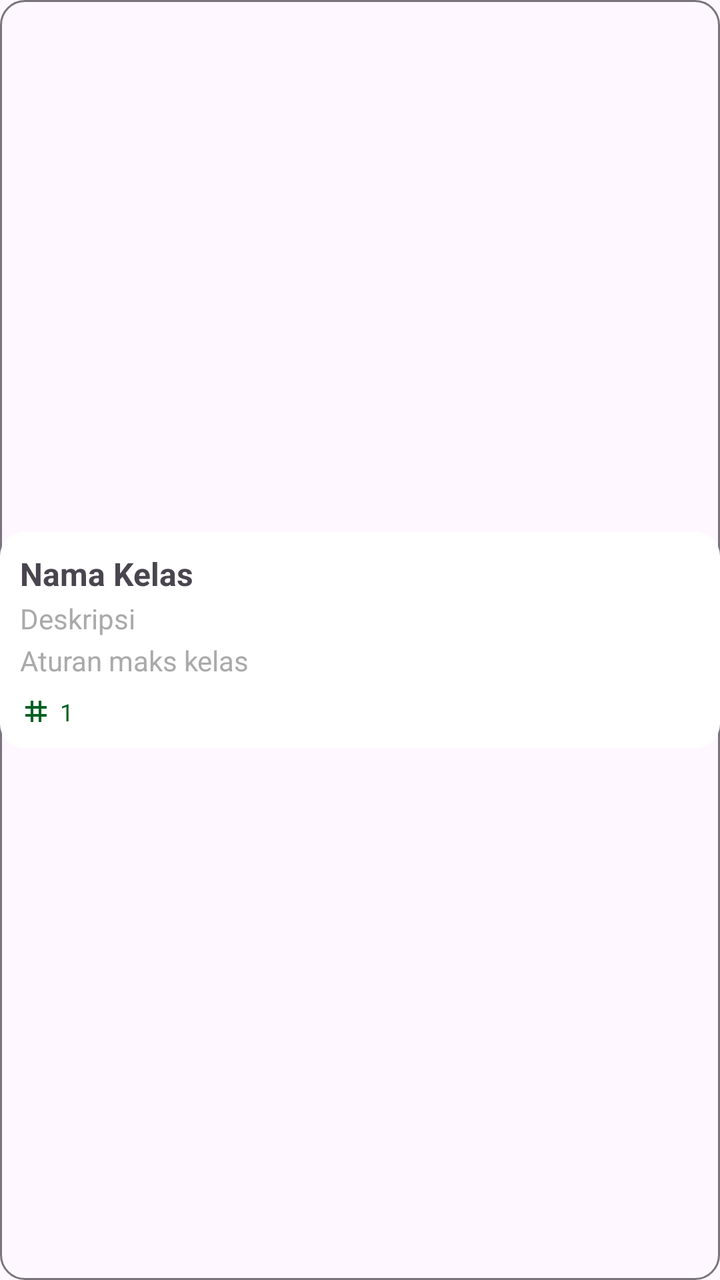
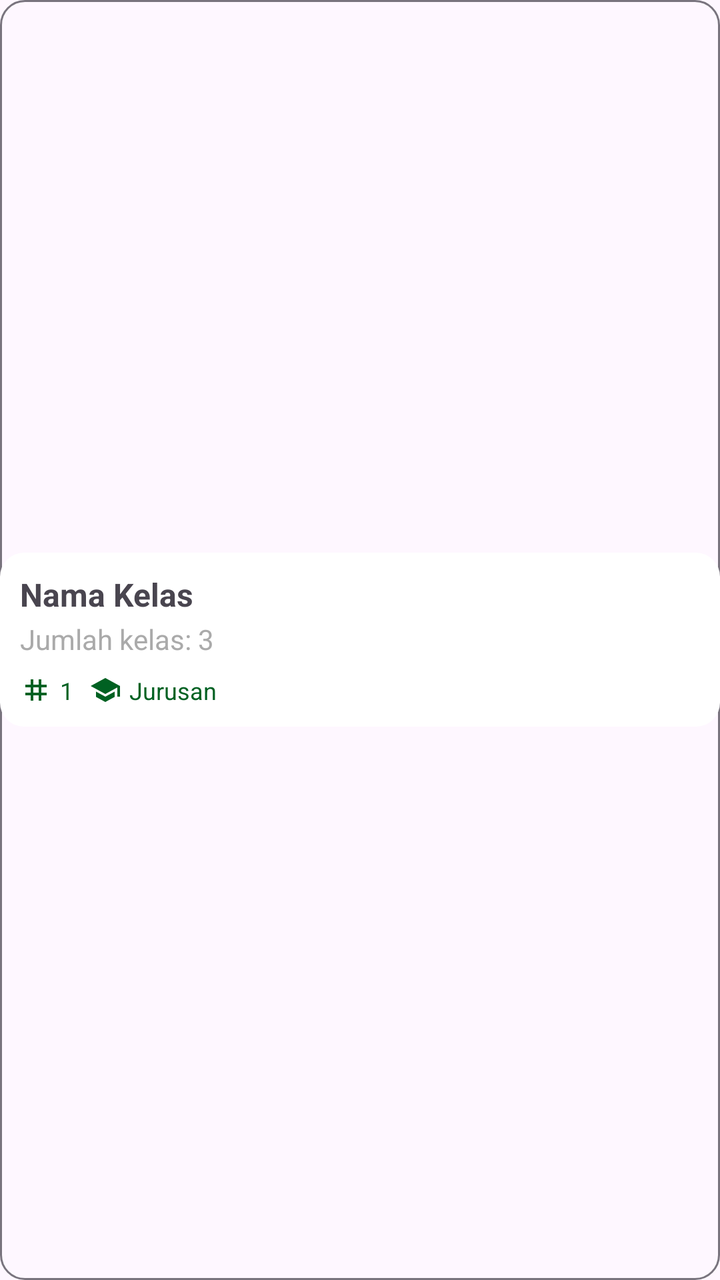

Screens rendered from an Android XML layout before and after an edit, with the pre-edit source and the edit as a unified diff.
<!-- AndroidManifest.xml: application theme Theme.OrionAPP -->
<!-- res/layout/item_pengaturan_kelas.xml -->
<LinearLayout xmlns:android="http://schemas.android.com/apk/res/android"
    xmlns:tools="http://schemas.android.com/tools"
    android:layout_width="match_parent"
    android:layout_height="wrap_content"
    android:layout_marginBottom="8dp"
    android:background="@drawable/rounded_outline_3"
    android:elevation="8dp"
    android:gravity="center_vertical"
    android:orientation="horizontal">

    <LinearLayout
        android:layout_width="match_parent"
        android:layout_height="wrap_content"
        android:background="@drawable/rounded_ripple"
        android:orientation="vertical"
        android:padding="10dp">

        <LinearLayout
            android:layout_width="match_parent"
            android:layout_height="wrap_content"
            android:layout_weight="1"
            android:orientation="horizontal">

            <LinearLayout
                android:layout_width="0dp"
                android:layout_height="wrap_content"
                android:layout_weight="1"
                android:orientation="vertical">

                <TextView
                    android:id="@+id/titleText"
                    android:layout_width="wrap_content"
                    android:layout_height="wrap_content"
                    android:text="Nama Kelas"
                    android:textSize="16sp"
                    android:textStyle="bold" />

                <TextView
                    android:id="@+id/descText"
                    android:layout_width="wrap_content"
                    android:layout_height="wrap_content"
                    android:layout_marginTop="2dp"
                    android:text="Deskripsi"
                    android:textColor="@android:color/darker_gray"
                    android:textSize="14sp" />
                <TextView
                    android:id="@+id/DescText"
                    android:layout_width="wrap_content"
                    android:layout_height="wrap_content"
                    android:layout_marginTop="2dp"
                    android:text="Aturan maks kelas"
                    android:textColor="@android:color/darker_gray"
                    android:textSize="14sp" />

                <LinearLayout
                    android:layout_width="wrap_content"
                    android:layout_height="wrap_content"
                    android:layout_marginTop="4dp"
                    android:orientation="horizontal">

                    <TextView
                        android:id="@+id/indexText"
                        android:layout_width="wrap_content"
                        android:layout_height="wrap_content"
                        android:layout_marginTop="4dp"
                        android:drawableStart="@drawable/ic_tag_16"
                        android:drawablePadding="4dp"
                        android:drawableTint="@color/primary"
                        android:text="1"
                        android:textColor="@color/primary"
                        android:textSize="12sp" />


                </LinearLayout>
            </LinearLayout>

        </LinearLayout>

    </LinearLayout>
</LinearLayout>
<!-- resources referenced by this layout -->
<resources>
  <color name="primary">#006122</color>
  <!-- drawable ic_tag_16 (drawable) -->
  <vector xmlns:android="http://schemas.android.com/apk/res/android" android:height="16dp" android:tint="#000000" android:viewportHeight="24" android:viewportWidth="24" android:width="16dp">
        
      <path android:fillColor="@android:color/white" android:pathData="M20,10L20,8h-4L16,4h-2v4h-4L10,4L8,4v4L4,8v2h4v4L4,14v2h4v4h2v-4h4v4h2v-4h4v-2h-4v-4h4zM14,14h-4v-4h4v4z"/>
      
  </vector>
  <!-- drawable rounded_outline_3 (drawable) -->
  <?xml version="1.0" encoding="utf-8"?>
  <shape xmlns:android="http://schemas.android.com/apk/res/android"
      android:shape="rectangle">
  
      
      <corners android:radius="12dp" />
  
      
      <stroke
          android:width="1dp"
          android:color="?attr/colorOutline" />
  
  
  </shape>
  <!-- drawable rounded_ripple (drawable) -->
  <?xml version="1.0" encoding="utf-8"?>
  <ripple xmlns:android="http://schemas.android.com/apk/res/android"
      android:color="?attr/colorControlHighlight">
      <item android:id="@android:id/mask">
          <shape android:shape="rectangle">
              <corners android:radius="12dp" />
              <solid android:color="@android:color/white" />
          </shape>
      </item>
      <item>
          <shape android:shape="rectangle">
              <corners android:radius="12dp" />
              <solid android:color="@android:color/white" />
          </shape>
      </item>
  </ripple>
  <color name="white">#ffffff</color>
  <color name="background">#f5f5f5</color>
  <color name="text">#1E1E1E</color>
  <style name="OrionButton" parent="Widget.Material3.Button">
          <item name="android:backgroundTint">@color/primary</item>
          <item name="android:textColor">@color/white</item>
          <item name="android:layout_marginHorizontal">4px</item>
          <item name="android:buttonCornerRadius" tools:targetApi="p">12dp</item>
      </style>
  <style name="OrionTextTitle" parent="Widget.Material3.TextInputLayout.OutlinedBox">
          <item name="boxStrokeColor">@color/primary</item>
          <item name="hintTextColor">@color/primary</item>
          <item name="boxBackgroundMode">outline</item>
      </style>
  <color name="highlight_primary">#C0006122</color>
  <color name="error">#D00000</color>
  <style name="SearchViewStyle.White" parent="Widget.AppCompat.SearchView">
          
          <item name="searchHintIcon">@drawable/ic_search_24</item>
          <item name="cursorColor">@color/white</item>
          <item name="submitBackground">@android:color/white</item>
          <item name="android:textColorHint">@color/white</item>
          <item name="android:textColor">@color/white</item>
          <item name="android:iconTint">@android:color/white</item>
          <item name="android:buttonTint">@android:color/white</item>
      </style>
  <!-- drawable ic_search_24 (drawable) -->
  <vector xmlns:android="http://schemas.android.com/apk/res/android" android:height="24dp" android:tint="#000000" android:viewportHeight="24" android:viewportWidth="24" android:width="24dp">
        
      <path android:fillColor="@android:color/white" android:pathData="M15.5,14h-0.79l-0.28,-0.27C15.41,12.59 16,11.11 16,9.5 16,5.91 13.09,3 9.5,3S3,5.91 3,9.5 5.91,16 9.5,16c1.61,0 3.09,-0.59 4.23,-1.57l0.27,0.28v0.79l5,4.99L20.49,19l-4.99,-5zM9.5,14C7.01,14 5,11.99 5,9.5S7.01,5 9.5,5 14,7.01 14,9.5 11.99,14 9.5,14z"/>
      
  </vector>
  <!-- unchanged entries left out for length: 1 -->
</resources>

<!-- the commit's change to res/layout/item_pengaturan_kelas.xml (unified diff, before → after) -->
@@ -36,19 +36,11 @@
                     android:textStyle="bold" />
 
                 <TextView
-                    android:id="@+id/descText"
+                    android:id="@+id/jumlahKelasText"
                     android:layout_width="wrap_content"
                     android:layout_height="wrap_content"
                     android:layout_marginTop="2dp"
-                    android:text="Deskripsi"
-                    android:textColor="@android:color/darker_gray"
-                    android:textSize="14sp" />
-                <TextView
-                    android:id="@+id/DescText"
-                    android:layout_width="wrap_content"
-                    android:layout_height="wrap_content"
-                    android:layout_marginTop="2dp"
-                    android:text="Aturan maks kelas"
+                    android:text="Jumlah kelas: 3"
                     android:textColor="@android:color/darker_gray"
                     android:textSize="14sp" />
 
@@ -70,6 +62,18 @@
                         android:textColor="@color/primary"
                         android:textSize="12sp" />
 
+                    <TextView
+                        android:id="@+id/jurusanText"
+                        android:layout_width="wrap_content"
+                        android:layout_height="wrap_content"
+                        android:layout_marginLeft="8dp"
+                        android:layout_marginTop="4dp"
+                        android:drawableStart="@drawable/ic_school_16"
+                        android:drawablePadding="4dp"
+                        android:drawableTint="@color/primary"
+                        android:text="Jurusan"
+                        android:textColor="@color/primary"
+                        android:textSize="12sp" />
 
                 </LinearLayout>
             </LinearLayout>
<!-- resource entries referenced after the edit -->
@@ -1,6 +1,12 @@
 <!-- resources referenced by this layout -->
 <resources>
   <color name="primary">#006122</color>
+  <!-- drawable ic_school_16 (drawable) -->
+  <vector xmlns:android="http://schemas.android.com/apk/res/android" android:height="16dp" android:tint="#000000" android:viewportHeight="24" android:viewportWidth="24" android:width="16dp">
+        
+      <path android:fillColor="@android:color/white" android:pathData="M5,13.18v4L12,21l7,-3.82v-4L12,17l-7,-3.82zM12,3L1,9l11,6 9,-4.91V17h2V9L12,3z"/>
+      
+  </vector>
   <!-- drawable ic_tag_16 (drawable) -->
   <vector xmlns:android="http://schemas.android.com/apk/res/android" android:height="16dp" android:tint="#000000" android:viewportHeight="24" android:viewportWidth="24" android:width="16dp">
         
